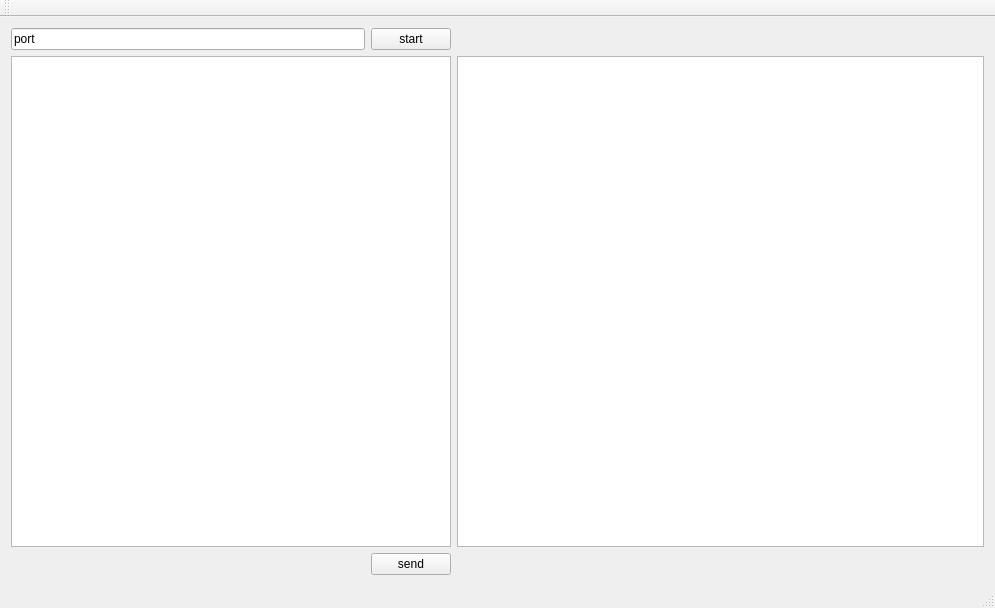
Before: the Qt Designer form mainwindow.ui in mmmoonie/SpiderServer, drawn with Qt 5.
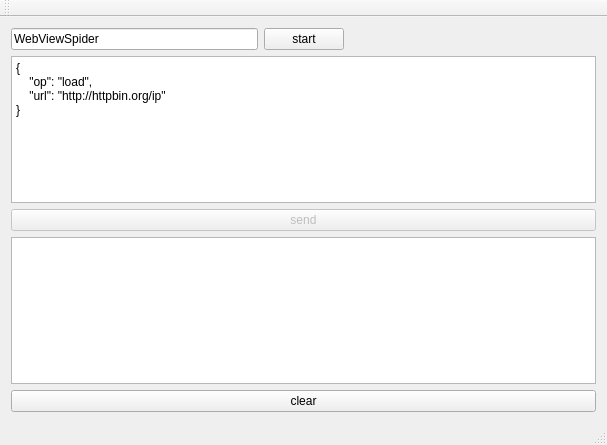
After: the same form once the commit is applied.

Commit message: 加入 tcpSocket 完善界面

What changed in the file:
```diff
--- a/mainwindow.ui
+++ b/mainwindow.ui
@@ -6,8 +6,8 @@
    <rect>
     <x>0</x>
     <y>0</y>
-    <width>995</width>
-    <height>608</height>
+    <width>607</width>
+    <height>445</height>
    </rect>
   </property>
   <property name="windowTitle">
@@ -18,7 +18,7 @@
     <item row="0" column="0">
      <widget class="QLineEdit" name="lineEdit">
       <property name="text">
-       <string>port</string>
+       <string>WebViewSpider</string>
       </property>
      </widget>
     </item>
@@ -36,50 +36,45 @@
       </property>
       <property name="sizeHint" stdset="0">
        <size>
-        <width>528</width>
+        <width>40</width>
         <height>20</height>
        </size>
       </property>
      </spacer>
     </item>
-    <item row="1" column="0" colspan="2">
-     <widget class="QTextEdit" name="textEdit"/>
-    </item>
-    <item row="1" column="2">
-     <widget class="QTextEdit" name="textEdit_2"/>
-    </item>
-    <item row="2" column="0">
-     <spacer name="horizontalSpacer_3">
-      <property name="orientation">
-       <enum>Qt::Horizontal</enum>
+    <item row="1" column="0" colspan="3">
+     <widget class="QTextEdit" name="textEditSend">
+      <property name="html">
+       <string>&lt;!DOCTYPE HTML PUBLIC &quot;-//W3C//DTD HTML 4.0//EN&quot; &quot;http://www.w3.org/TR/REC-html40/strict.dtd&quot;&gt;
+&lt;html&gt;&lt;head&gt;&lt;meta name=&quot;qrichtext&quot; content=&quot;1&quot; /&gt;&lt;style type=&quot;text/css&quot;&gt;
+p, li { white-space: pre-wrap; }
+&lt;/style&gt;&lt;/head&gt;&lt;body style=&quot; font-family:'SimSun'; font-size:9pt; font-weight:400; font-style:normal;&quot;&gt;
+&lt;p style=&quot; margin-top:0px; margin-bottom:0px; margin-left:0px; margin-right:0px; -qt-block-indent:0; text-indent:0px;&quot;&gt;{&lt;/p&gt;
+&lt;p style=&quot; margin-top:0px; margin-bottom:0px; margin-left:0px; margin-right:0px; -qt-block-indent:0; text-indent:0px;&quot;&gt;    &amp;quot;op&amp;quot;: &amp;quot;load&amp;quot;,&lt;/p&gt;
+&lt;p style=&quot; margin-top:0px; margin-bottom:0px; margin-left:0px; margin-right:0px; -qt-block-indent:0; text-indent:0px;&quot;&gt;    &amp;quot;url&amp;quot;: &amp;quot;http://httpbin.org/ip&amp;quot;&lt;/p&gt;
+&lt;p style=&quot; margin-top:0px; margin-bottom:0px; margin-left:0px; margin-right:0px; -qt-block-indent:0; text-indent:0px;&quot;&gt;}&lt;/p&gt;&lt;/body&gt;&lt;/html&gt;</string>
       </property>
-      <property name="sizeHint" stdset="0">
-       <size>
-        <width>356</width>
-        <height>20</height>
-       </size>
-      </property>
-     </spacer>
+     </widget>
     </item>
-    <item row="2" column="1">
-     <widget class="QPushButton" name="pushButton_2">
+    <item row="2" column="0" colspan="3">
+     <widget class="QPushButton" name="pushButtonSend">
+      <property name="enabled">
+       <bool>false</bool>
+      </property>
       <property name="text">
        <string>send</string>
       </property>
      </widget>
     </item>
-    <item row="2" column="2">
-     <spacer name="horizontalSpacer_4">
-      <property name="orientation">
-       <enum>Qt::Horizontal</enum>
+    <item row="3" column="0" colspan="3">
+     <widget class="QTextEdit" name="textEditReceive"/>
+    </item>
+    <item row="4" column="0" colspan="3">
+     <widget class="QPushButton" name="pushButtonClear">
+      <property name="text">
+       <string>clear</string>
       </property>
-      <property name="sizeHint" stdset="0">
-       <size>
-        <width>528</width>
-        <height>20</height>
-       </size>
-      </property>
-     </spacer>
+     </widget>
     </item>
    </layout>
   </widget>
```
Left out of the diff: 6 changed lines with no effect on the pictures. The commit also changes 6 other files.
